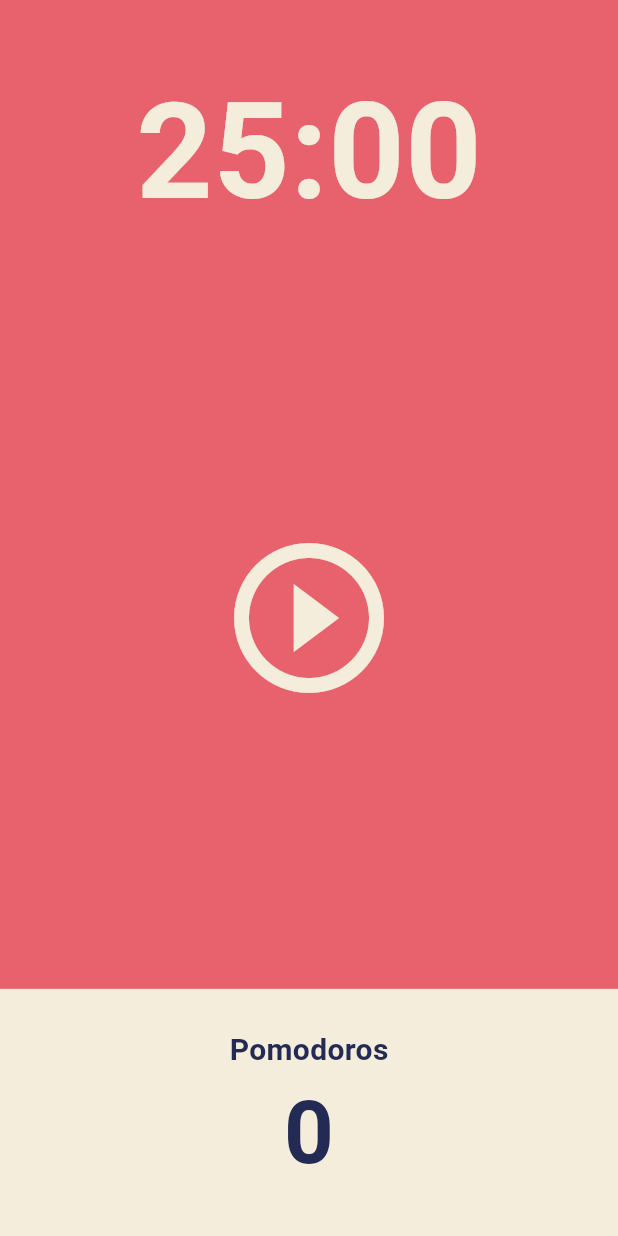
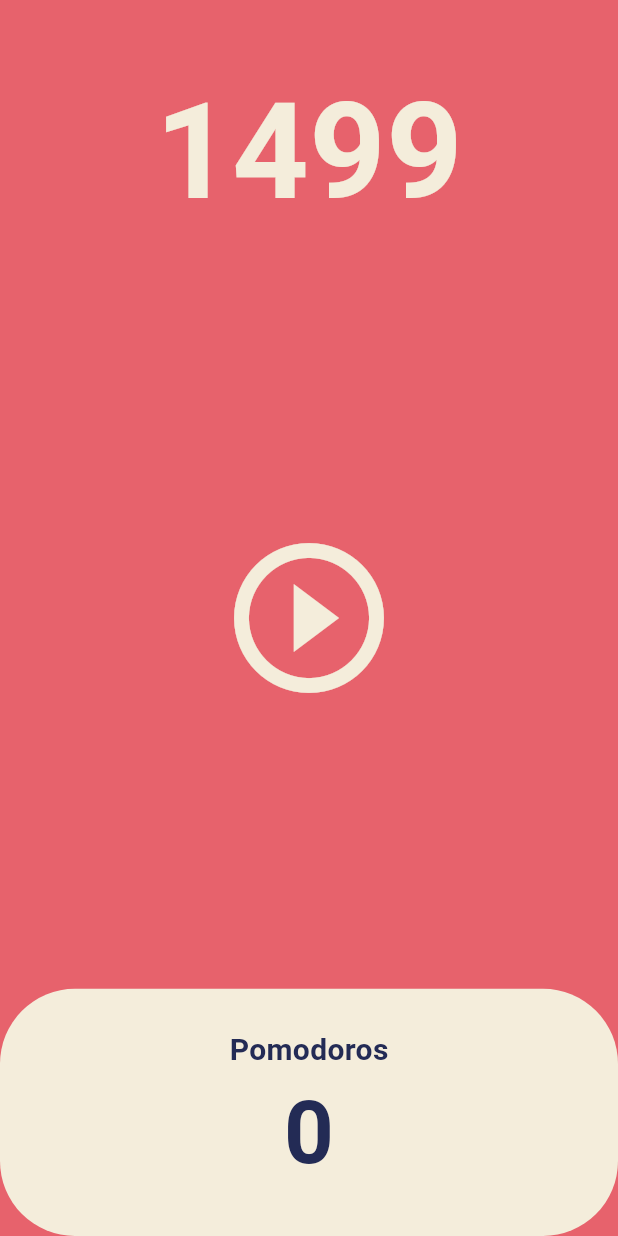
Before and after one commit to pjj186/pomodoro, a Flutter app: the screen it shows after launch, after a tap on the "play circle outline" icon, on a phone screen of 412 x 824 dp. Run offline on Flutter 3.47's test engine with Material 3 defaults, Android fonts, the phone set to English and light mode, and no system bars.

```diff
--- a/lib/screens/home_screen.dart
+++ b/lib/screens/home_screen.dart
@@ -1,3 +1,5 @@
+import 'dart:async';
+
 import 'package:flutter/material.dart';
 
 class HomeScreen extends StatefulWidget {
@@ -8,6 +10,19 @@ class HomeScreen extends StatefulWidget {
 }
 
 class _HomeScreenState extends State<HomeScreen> {
+  int totalSeconds = 1500;
+  late Timer timer;
+
+  void onTick(Timer timer) {
+    setState(() {
+      totalSeconds = totalSeconds - 1;
+    });
+  }
+
+  void onStartPressed() {
+    timer = Timer.periodic(const Duration(seconds: 1), onTick);
+  }
+
   @override
   Widget build(BuildContext context) {
     return Scaffold(
@@ -19,7 +34,7 @@ class _HomeScreenState extends State<HomeScreen> {
             child: Container(
               alignment: Alignment.bottomCenter,
               child: Text(
-                "25:00",
+                '$totalSeconds',
                 style: TextStyle(
                   color: Theme.of(context).cardColor,
                   fontSize: 89,
@@ -34,7 +49,7 @@ class _HomeScreenState extends State<HomeScreen> {
               child: IconButton(
                   iconSize: 120,
                   color: Theme.of(context).cardColor,
-                  onPressed: () {},
+                  onPressed: onStartPressed,
                   icon: const Icon(Icons.play_circle_outline)),
             ),
           ),
@@ -44,8 +59,9 @@ class _HomeScreenState extends State<HomeScreen> {
               children: [
                 Expanded(
                   child: Container(
-                    decoration:
-                        BoxDecoration(color: Theme.of(context).cardColor),
+                    decoration: BoxDecoration(
+                        color: Theme.of(context).cardColor,
+                        borderRadius: BorderRadius.circular(50)),
                     child: Column(
                         mainAxisAlignment: MainAxisAlignment.center,
                         children: [
```
